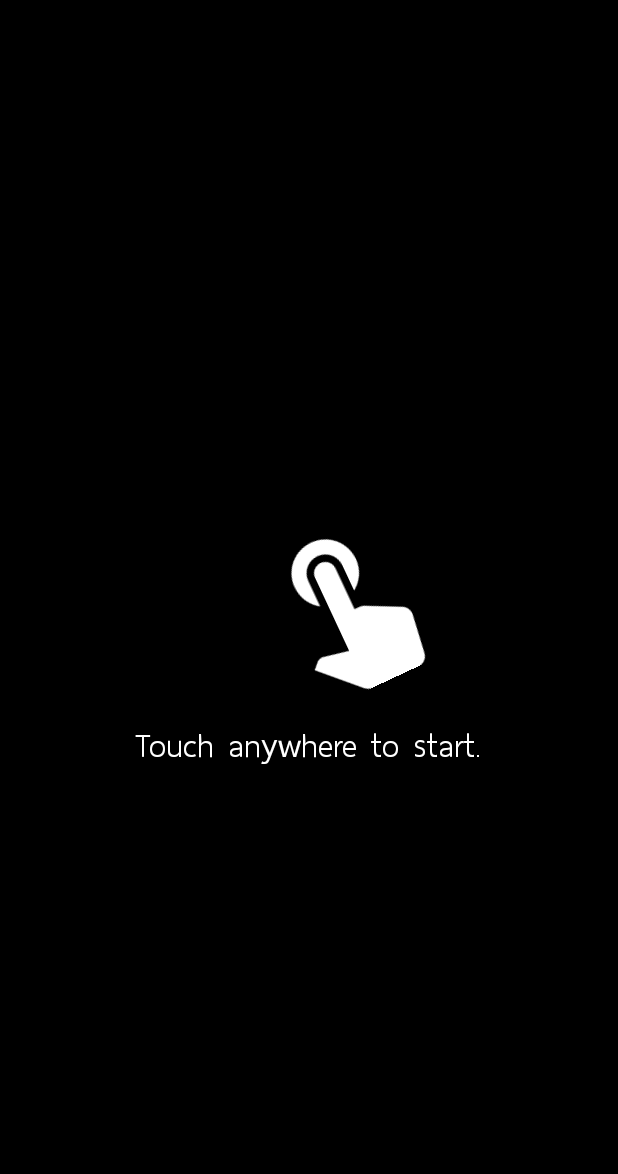
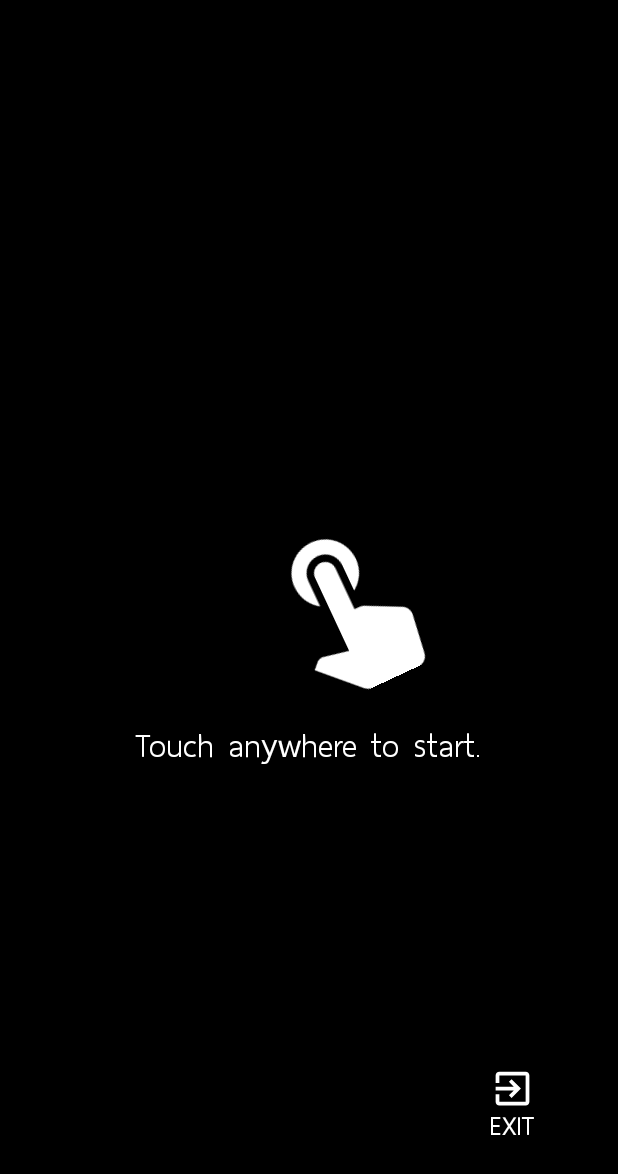
Before and after one commit to pepper99/Englock, an Android app: the LockscreenBeforeActivity screen opened directly, with no data from a screen before it, on a phone screen of 412 x 824 dp. Shown: the top 1174 px of the screen. Run offline under Robolectric (Android 15) with nearby library versions, the phone set to English and light mode, and no system bars; libraries missing offline, so code that uses them is left out: com.vansuita.gaussianblur; 1 statement that could not run was skipped.

Commit message:
exit button rewrite random system

```diff
--- a/app/src/main/AndroidManifest.xml
+++ b/app/src/main/AndroidManifest.xml
@@ -16,6 +16,10 @@
         android:icon="@mipmap/englock_icon"
         android:label="@string/app_name"
         android:theme="@style/TestTheme">
+
+        <meta-data
+            android:name="com.google.android.backup.api_key"
+            android:value="AEdPqrEAAAAIU1SVWn3awqckirfgXdm1Z0eEG_wgE5nowm3CMw" />
 
         <activity
             android:name=".MainActivity"
--- /dev/null
+++ b/app/src/main/res/drawable/circle.xml
@@ -0,0 +1,10 @@
+<?xml version="1.0" encoding="utf-8"?>
+<shape xmlns:android="http://schemas.android.com/apk/res/android"
+    android:shape="rectangle">
+    <corners android:radius="1000dp" />
+    <padding
+        android:bottom="4dp"
+        android:left="4dp"
+        android:right="4dp"
+        android:top="4dp" />
+</shape>
--- /dev/null
+++ b/app/src/main/res/drawable/ic_exit_to_app_white_24dp.xml
@@ -0,0 +1,5 @@
+<vector android:height="24dp" android:tint="#FFFFFF"
+    android:viewportHeight="24.0" android:viewportWidth="24.0"
+    android:width="24dp" xmlns:android="http://schemas.android.com/apk/res/android">
+    <path android:fillColor="#FF000000" android:pathData="M10.09,15.59L11.5,17l5,-5 -5,-5 -1.41,1.41L12.67,11H3v2h9.67l-2.58,2.59zM19,3H5c-1.11,0 -2,0.9 -2,2v4h2V5h14v14H5v-4H3v4c0,1.1 0.89,2 2,2h14c1.1,0 2,-0.9 2,-2V5c0,-1.1 -0.9,-2 -2,-2z"/>
+</vector>
--- a/app/src/main/res/layout/activity_before_lockscreen.xml
+++ b/app/src/main/res/layout/activity_before_lockscreen.xml
@@ -71,5 +71,55 @@
         android:textColor="@color/white"
         android:textSize="30sp" />
 
+    <android.support.constraint.ConstraintLayout
+        android:id="@+id/exitLayout"
+        android:layout_width="wrap_content"
+        android:layout_height="wrap_content"
+        android:layout_alignParentBottom="true"
+        android:layout_alignParentEnd="true"
+        android:layout_marginBottom="47dp"
+        android:layout_marginEnd="35dp">
+
+        <Button
+            android:id="@+id/exitButton"
+            android:layout_width="70dp"
+            android:layout_height="70dp"
+            android:background="@drawable/circle"
+            android:backgroundTint="#000000"
+            android:alpha="0.4"
+            android:onClick="exitQues"
+            app:layout_constraintBottom_toBottomOf="parent"
+            app:layout_constraintEnd_toEndOf="parent"
+            app:layout_constraintStart_toStartOf="parent"
+            app:layout_constraintTop_toTopOf="parent" />
+
+        <ImageView
+            android:id="@+id/exitIcon"
+            android:elevation="100dp"
+            android:layout_width="30dp"
+            android:layout_height="30dp"
+            android:layout_marginTop="10dp"
+            android:src="@drawable/ic_exit_to_app_white_24dp"
+            app:layout_constraintEnd_toEndOf="@+id/exitButton"
+            app:layout_constraintStart_toStartOf="@+id/exitButton"
+            app:layout_constraintTop_toTopOf="@+id/exitButton" />
+
+        <TextView
+            android:id="@+id/textView18"
+            android:elevation="100dp"
+            android:layout_width="wrap_content"
+            android:layout_height="wrap_content"
+            android:layout_marginBottom="10dp"
+            android:fontFamily="@font/thaisansneueregular"
+            android:text="@string/exit"
+            android:textColor="@color/white"
+            android:textSize="24sp"
+            app:layout_constraintBottom_toBottomOf="@+id/exitButton"
+            app:layout_constraintEnd_toEndOf="@+id/exitButton"
+            app:layout_constraintStart_toStartOf="@+id/exitButton"
+            app:layout_constraintTop_toBottomOf="@+id/exitIcon" />
+
+    </android.support.constraint.ConstraintLayout>
+
 
 </RelativeLayout>
--- a/app/src/main/res/layout/dialog_box_timeout.xml
+++ b/app/src/main/res/layout/dialog_box_timeout.xml
@@ -27,8 +27,8 @@
         android:gravity="center_horizontal"
         android:text="TEXTO"
         android:textColor="#ff000000"
-        android:textSize="24sp"
-        app:fontFamily="@font/fc_lamoon" />
+        android:textSize="28sp"
+        app:fontFamily="@font/thaisansneueregular" />
 
     <Button
         android:layout_width="wrap_content"
--- a/app/src/main/res/values/strings.xml
+++ b/app/src/main/res/values/strings.xml
@@ -62,8 +62,8 @@
     <string name="quesdelay">Select Your Choice</string>
     <string name="confirmation">Confirmation</string>
     <string name="signoutgg">Do you want to delete your Google account?\n(Your records will not be deleted.)</string>
-    <string name="second">Second></string>
-    <string name="seconds">Seconds></string>
+    <string name="second">Second</string>
+    <string name="seconds">Seconds</string>
 
     <string name="settingarray1">Settings</string>
     <string name="settingarray2">Help</string>
@@ -112,6 +112,8 @@
 
     <string name="welcomescreen"> Welcome to Home Screen</string>
 
+    <string name="exit">EXIT</string>
+
     <string name="disclaimer_txt">  This software is a work developed by Poptum Charoennaew, Nattapat Panchavinin and Punyavud Tomeboon from Bodindecha (Sing Singhaseni) under the provision of Lattapol Dansakul under Learning English Vocabulary via Lock Screen Application : Englock project, which has been supported by the National Electronics and Computer Technology Center (NECTEC), in order to encourage pupils and students to learn and practice their skills in developing software. Therefore, the intellectual property of this software shall belong to the developer and the developer gives NECTEC a permission to distribute this software as an “as is ” and non-modified software for a temporary and non-exclusive use without remuneration to anyone for his or her own purpose or academic purpose, which are not commercial purposes. In this connection, NECTEC shall not be responsible to the user for taking care, maintaining, training or developing the efficiency of this software. Moreover, NECTEC shall not be liable for any error, software efficiency and damages in connection with or arising out of the use of the software.”</string>
 
 </resources>
```
Also changed, not shown: app/src/main/java/th/ac/bodin/ppnt/englock/LockscreenActivity.java (+83 -114 lines), 1 other file.
